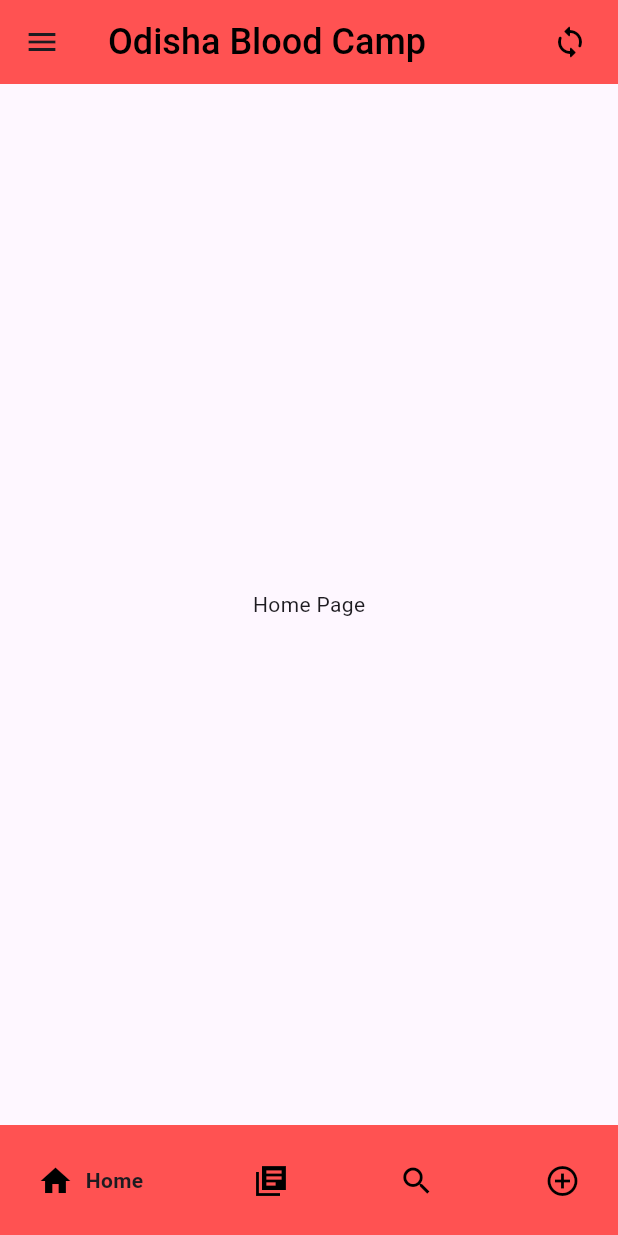
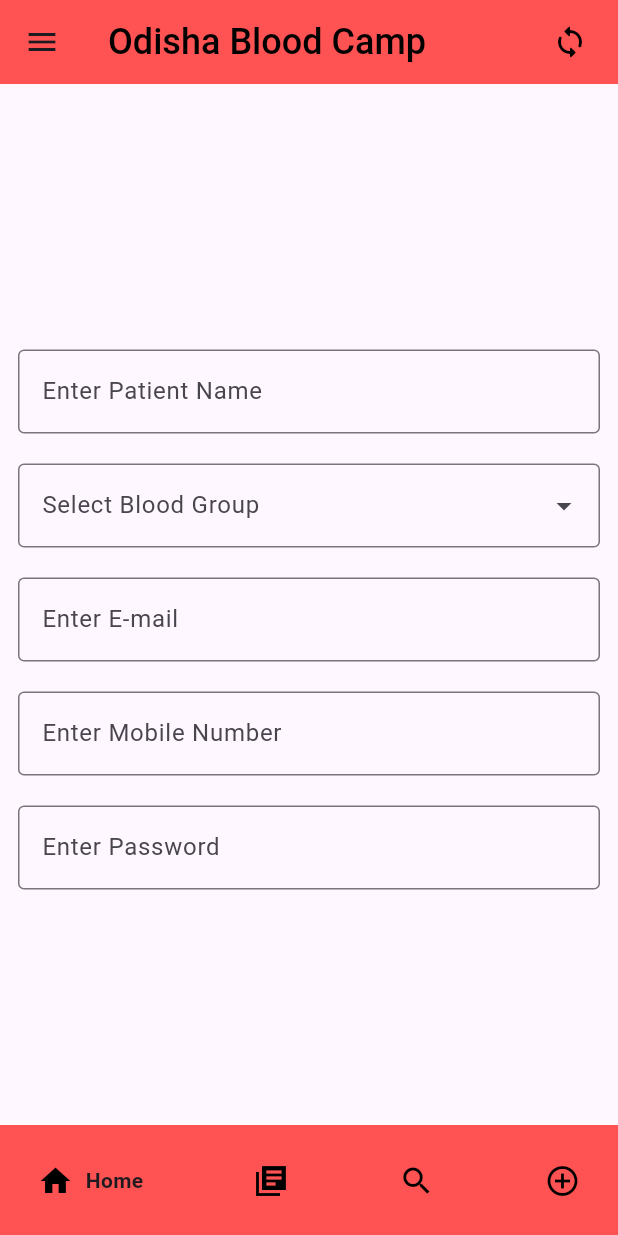
Before and after one commit to Divyakumar21202/Blood-Buddy, a Flutter app: the screen it shows after launch, on a phone screen of 412 x 824 dp. Run offline on Flutter 3.47's test engine with Material 3 defaults, Android fonts, the phone set to English and light mode, and no system bars; drawn by our look-alikes of dropdown_textfield, google_nav_bar; missing offline and left inert: dart:ffi.

Commit message:
Auth-Screen-Part-1

```diff
--- /dev/null
+++ b/lib/Constant-Widgets/Auth-Screen-Widgets/text_field.dart
@@ -0,0 +1,25 @@
+import 'package:flutter/material.dart';
+class AuthTextField extends StatelessWidget {
+  final TextEditingController controller;
+  final bool isObcureTrue;
+  final TextInputType keyboardType;
+  final String hintText;
+  const AuthTextField(
+      {super.key, required this.controller, required this.hintText, required this.keyboardType,  this.isObcureTrue=false});
+  @override
+  Widget build(BuildContext context) {
+    return Container(
+      child: TextField(
+
+        obscureText: isObcureTrue,
+        keyboardType: keyboardType,
+        decoration: InputDecoration(
+          hintText: hintText,
+          border: const OutlineInputBorder(
+              borderRadius: BorderRadius.all(Radius.circular(4.0))),
+        ),
+        controller: controller,
+      ),
+    );
+  }
+}
--- /dev/null
+++ b/lib/Screens/Auth-Screens/sign_up_screen.dart
@@ -0,0 +1,102 @@
+import 'package:dropdown_textfield/dropdown_textfield.dart';
+import 'package:flutter/material.dart';
+import 'package:smart_odisha_blood/Constant-Widgets/Auth-Screen-Widgets/text_field.dart';
+
+class SignUpScreen extends StatefulWidget {
+  const SignUpScreen({super.key});
+
+  @override
+  State<SignUpScreen> createState() => _SignUpScreenState();
+}
+
+class _SignUpScreenState extends State<SignUpScreen> {
+  final TextEditingController _emailController = TextEditingController();
+
+  final TextEditingController _passwordController = TextEditingController();
+
+  final TextEditingController _nameController = TextEditingController();
+  final TextEditingController _MobileController = TextEditingController();
+
+  FocusNode searchFocusNode = FocusNode();
+  FocusNode textFieldFocusNode = FocusNode();
+  @override
+  void dispose() {
+    super.dispose();
+    _emailController.dispose();
+    _emailController.dispose();
+    _emailController.dispose();
+    _MobileController.dispose();
+  }
+
+  @override
+  Widget build(BuildContext context) {
+    return SafeArea(
+      child: Padding(
+        padding: const EdgeInsets.symmetric(horizontal: 12),
+        child: Column(
+          crossAxisAlignment: CrossAxisAlignment.stretch,
+          mainAxisAlignment: MainAxisAlignment.center,
+          children: [
+            const SizedBox(
+              height: 20,
+            ),
+            AuthTextField(
+                controller: _nameController,
+                hintText: 'Enter Patient Name',
+                keyboardType: TextInputType.name),
+            const SizedBox(
+              height: 20,
+            ),
+            DropDownTextField(
+              textFieldDecoration: const InputDecoration(
+                hintText: 'Select Blood Group',
+                border: OutlineInputBorder(
+                    borderRadius: BorderRadius.all(Radius.circular(4.0))),
+              ),
+              clearOption: false,
+              textFieldFocusNode: textFieldFocusNode,
+              searchFocusNode: searchFocusNode,
+              // searchAutofocus: true,
+              dropDownItemCount: 6,
+              searchShowCursor: false,
+              enableSearch: true,
+              searchKeyboardType: TextInputType.number,
+              dropDownList: const [
+                DropDownValueModel(name: 'AB +ve', value: "value1"),
+                DropDownValueModel(name: 'AB -ve', value: "value3"),
+                DropDownValueModel(name: 'A +ve', value: "value5"),
+                DropDownValueModel(name: 'A -ve', value: "value6"),
+                DropDownValueModel(name: 'B +ve', value: "value7"),
+                DropDownValueModel(name: 'B -ve', value: "value8"),
+              ],
+              onChanged: (val) {},
+            ),
+            const SizedBox(
+              height: 20,
+            ),
+            AuthTextField(
+                controller: _emailController,
+                hintText: 'Enter E-mail',
+                keyboardType: TextInputType.emailAddress),
+            const SizedBox(
+              height: 20,
+            ),
+            AuthTextField(
+                controller: _MobileController,
+                hintText: 'Enter Mobile Number',
+                keyboardType: TextInputType.phone),
+            const SizedBox(
+              height: 20,
+            ),
+            AuthTextField(
+              controller: _passwordController,
+              hintText: 'Enter Password',
+              keyboardType: TextInputType.visiblePassword,
+              isObcureTrue: true,
+            ),
+          ],
+        ),
+      ),
+    );
+  }
+}
--- a/lib/Screens/home_screen.dart
+++ b/lib/Screens/home_screen.dart
@@ -1,6 +1,7 @@
 import 'package:flutter/material.dart';
 import 'package:google_nav_bar/google_nav_bar.dart';
 import 'package:smart_odisha_blood/Constant-Widgets/Donate_List_item/donate_item_view.dart';
+import 'package:smart_odisha_blood/Screens/Auth-Screens/sign_up_screen.dart';
 import 'package:smart_odisha_blood/Screens/donate_list.dart';
 import 'package:smart_odisha_blood/Screens/home_screen_drawer.dart';
 
@@ -14,7 +15,7 @@ class HomeScreen extends StatefulWidget {
 Widget CurrentPage(int curr) {
   switch (curr) {
     case 0:
-      return Home();
+      return const SignUpScreen();
       break;
     case 1:
       return const DonateListScreen();
--- a/pubspec.yaml
+++ b/pubspec.yaml
@@ -36,6 +36,7 @@ dependencies:
   # Use with the CupertinoIcons class for iOS style icons.
   cupertino_icons: ^1.0.2
   google_nav_bar: ^5.0.6
+  dropdown_textfield: ^1.0.8
 
 dev_dependencies:
   flutter_test:
```
Also changed, not shown: lib/Constant-Widgets/Auth-Screen-Widgets/button.dart (added), lib/Screens/Auth-Screens/login_screen.dart (added), pubspec.lock.
